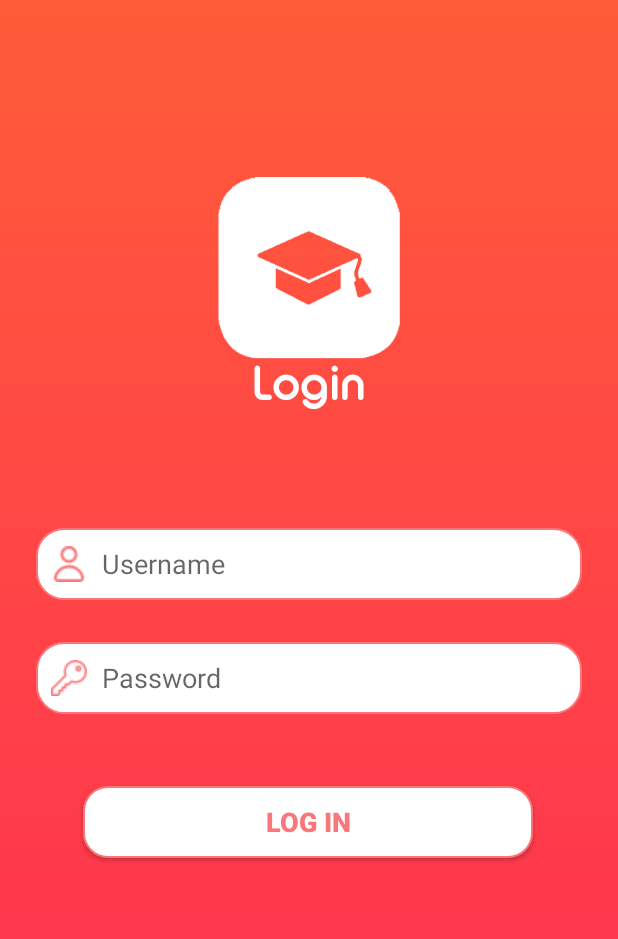
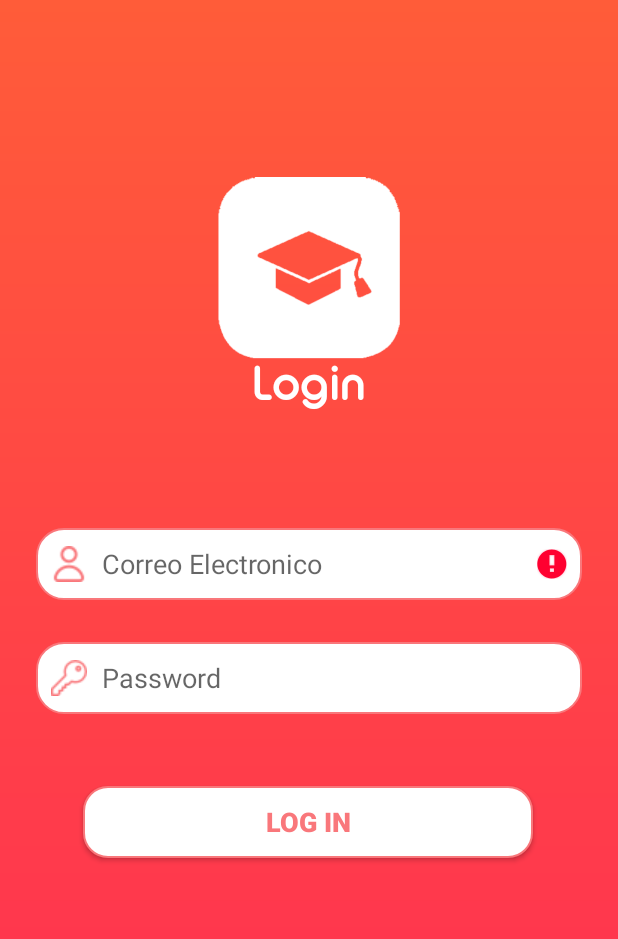
Before and after one commit to armando260135/ParicalPics, an Android app: the Login screen opened directly, with no data from a screen before it, after a tap on "LOG IN", on a phone screen of 412 x 824 dp. Shown: the top 939 px of the screen. Run offline under Robolectric (Android 15) with nearby library versions, the phone set to English and light mode, and no system bars; our stand-ins replace Firebase (no records; nobody signed in at launch, a user with empty details on screens opened directly).

Commit message:
IMPLMENTACION Y AJUSTE- FIREBASE
*) se cambia el registro y logueo de usuarios de sqlite a firebase
*) se cambia el nombre del metodo para llenar las materias
*) se cambia el hint del imput del login de username a correo electronico

```diff
--- a/InventarioParciales/app/build.gradle
+++ b/InventarioParciales/app/build.gradle
@@ -32,6 +32,8 @@ dependencies {
     implementation 'androidx.appcompat:appcompat:1.4.1'
     implementation 'com.google.android.material:material:1.5.0'
     implementation 'androidx.constraintlayout:constraintlayout:2.1.3'
+    implementation 'com.google.firebase:firebase-auth:21.0.1'
+    implementation 'com.google.firebase:firebase-firestore:24.0.0'
     testImplementation 'junit:junit:4.+'
     androidTestImplementation 'androidx.test.ext:junit:1.1.3'
     androidTestImplementation 'androidx.test.espresso:espresso-core:3.4.0'
@@ -45,4 +47,5 @@ dependencies {
     implementation 'com.google.firebase:firebase-database'
     implementation 'com.jakewharton:butterknife:10.0.0'
     annotationProcessor 'com.jakewharton:butterknife-compiler:10.0.0'
+
 }
--- a/InventarioParciales/app/src/main/java/com/example/inventarioparciales/Home.java
+++ b/InventarioParciales/app/src/main/java/com/example/inventarioparciales/Home.java
@@ -79,14 +79,12 @@ public class Home extends AppCompatActivity {
             }
         });
 
-
-
-        llenarPersonajes();
+        llenarMaterias();
         AdapterHome adapterHome = new AdapterHome(listHome);
         recyclerView.setAdapter(adapterHome);
     }
 
-    private void llenarPersonajes() {
+    private void llenarMaterias() {
         SQLiteDatabase data = DB.getWritableDatabase();
         Cursor fila = data.rawQuery(
                 "select nombremateria,codigoicono from materias", null);
--- a/InventarioParciales/app/src/main/java/com/example/inventarioparciales/Login.java
+++ b/InventarioParciales/app/src/main/java/com/example/inventarioparciales/Login.java
@@ -1,20 +1,28 @@
 package com.example.inventarioparciales;
 
+import androidx.annotation.NonNull;
 import androidx.appcompat.app.AppCompatActivity;
 
 import android.content.Intent;
 import android.os.Bundle;
+import android.text.TextUtils;
 import android.view.View;
+import android.widget.Button;
 import android.widget.EditText;
 import android.widget.Toast;
 
 import com.example.inventarioparciales.databases.DBHelper;
+import com.google.android.gms.tasks.OnCompleteListener;
+import com.google.android.gms.tasks.Task;
+import com.google.firebase.auth.AuthResult;
+import com.google.firebase.auth.FirebaseAuth;
 
 public class Login extends AppCompatActivity {
-    public static  String NAME_USER="";
     EditText etUsername, etPassword;
-    private String username, password;
     DBHelper DB;
+    private FirebaseAuth mAuth;
+    private Button btnLogin;
+
     @Override
     protected void onCreate(Bundle savedInstanceState) {
         super.onCreate(savedInstanceState);
@@ -22,25 +30,35 @@ public class Login extends AppCompatActivity {
         etUsername = findViewById(R.id.userameLogin);
         etPassword = findViewById(R.id.passwordLogin);
         DB = new DBHelper(this);
+        mAuth = FirebaseAuth.getInstance();
+        btnLogin = findViewById(R.id.btnLogin);
+
+        btnLogin.setOnClickListener(view -> {
+            userLogin();
+        });
+
     }
-    //boton para el login de prueba
-    public void btnAccesoLogin(View v) {
-       username = etUsername.getText().toString();
-       password = etPassword.getText().toString();
-        if (username.isEmpty() || password.isEmpty()) {
-            Toast.makeText(Login.this, "Todos los campos deben ser llenados", Toast.LENGTH_SHORT).show();
-        } else {
-            Boolean checkuserpass = DB.checkNombreUsuarioClave(username, password);
-            if (checkuserpass == true) {
-                NAME_USER = username;
-                Toast.makeText(Login.this, "datos correctos!", Toast.LENGTH_SHORT).show();
-                Intent intent = new Intent(getApplicationContext(), Home.class);
-                startActivity(intent);
-            } else {
-                Toast.makeText(Login.this, "Credenciales incorrectas", Toast.LENGTH_SHORT).show();
-            }
+
+    //logueo para usuarios con firebase
+    public void userLogin(){
+        String mail = etUsername.getText().toString(); //correo
+        String password = etPassword.getText().toString(); //contraseña
+
+        if (TextUtils.isEmpty(mail)){
+            etUsername.setError("Ingrese un correo");
+            etPassword.requestFocus();
+        }else if (TextUtils.isEmpty(mail)){
+            Toast.makeText(Login.this, "Ingrese una contraseña", Toast.LENGTH_SHORT).show();
+            etPassword.requestFocus();
+        }else {
+            mAuth.signInWithEmailAndPassword(mail, password).addOnCompleteListener(new OnCompleteListener<AuthResult>() {
+                @Override
+                public void onComplete(@NonNull Task<AuthResult> task) {
+                    Toast.makeText(Login.this, "Bienvenido", Toast.LENGTH_SHORT).show();
+                    startActivity(new Intent(Login.this,Home.class));
+                }
+            });
         }
     }
 
-
 }
--- a/InventarioParciales/app/src/main/res/layout/activity_login.xml
+++ b/InventarioParciales/app/src/main/res/layout/activity_login.xml
@@ -47,7 +47,7 @@
         android:drawablePadding="10dp"
         android:drawableTint="@color/borderEdit"
         android:ems="10"
-        android:hint="Username"
+        android:hint="Correo Electronico"
         android:inputType="textPersonName"
         android:minHeight="48dp"
         android:paddingLeft="10dp"
--- a/InventarioParciales/app/src/main/res/layout/activity_register.xml
+++ b/InventarioParciales/app/src/main/res/layout/activity_register.xml
@@ -105,18 +105,18 @@
         app:layout_constraintTop_toTopOf="parent" />
 
     <Button
-        android:id="@+id/button"
+        android:id="@+id/btnRegistrarse"
         android:layout_width="300dp"
         android:layout_height="48dp"
         android:layout_marginStart="32dp"
         android:layout_marginTop="552dp"
         android:layout_marginEnd="32dp"
         android:background="@drawable/style_button"
+        android:onClick="btnRegistrar"
         android:text="Register"
         android:textColor="@color/borderEdit"
         android:textSize="18dp"
         android:textStyle="bold"
-        android:onClick="btnRegistrar"
         app:layout_constraintEnd_toEndOf="parent"
         app:layout_constraintHorizontal_bias="0.489"
         app:layout_constraintStart_toStartOf="parent"
--- a/InventarioParciales/build.gradle
+++ b/InventarioParciales/build.gradle
@@ -6,7 +6,7 @@ buildscript {
     }
     dependencies {
         classpath "com.android.tools.build:gradle:7.0.4"
-        classpath 'com.google.gms:google-services:4.3.4'
+        classpath 'com.google.gms:google-services:4.3.10'
 
         // NOTE: Do not place your application dependencies here; they belong
         // in the individual module build.gradle files
```
Also changed, not shown: InventarioParciales/app/src/main/java/com/example/inventarioparciales/Register.java (+75 -37 lines).
